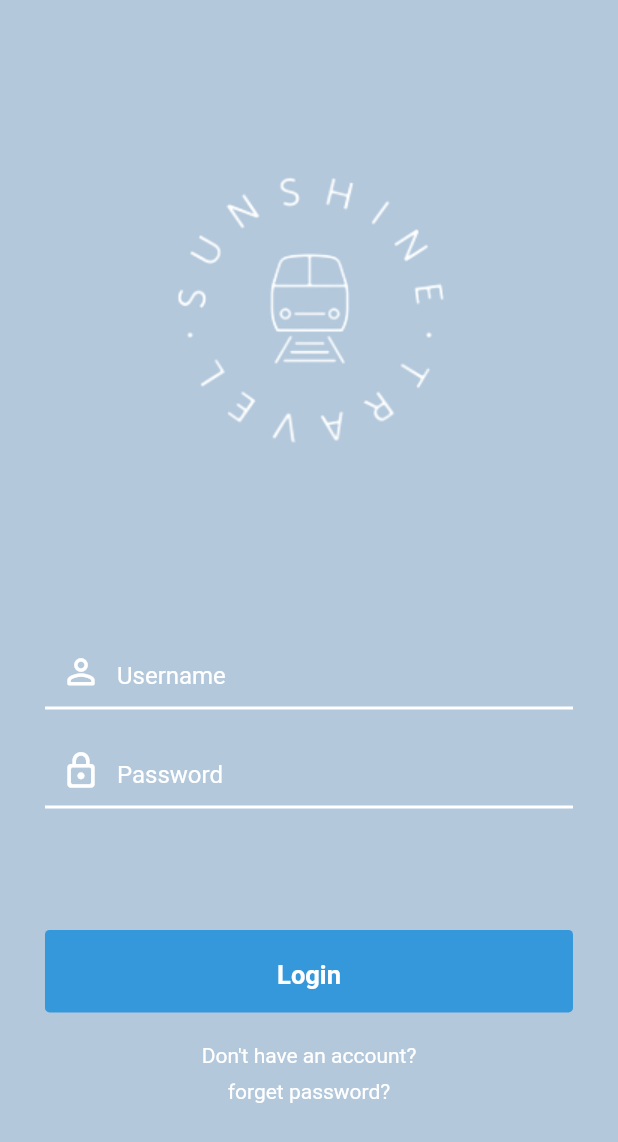
After one commit to bungearnss/travel_ui_app, a Flutter app: the LoginScreen screen opened directly, on a phone screen of 412 x 824 dp. The commit adds this screen. Shown: the top 1142 px of the screen. Run offline on Flutter 3.47's test engine with Material 2 defaults, Android fonts, the phone set to English and light mode, and no system bars.

Commit message:
Add login screen

```diff
--- a/lib/main.dart
+++ b/lib/main.dart
@@ -13,9 +13,7 @@ class MyApp extends StatelessWidget {
   Widget build(BuildContext context) {
     return MaterialApp(
       debugShowCheckedModeBanner: false,
-      title: 'Flutter Demo',
       theme: ThemeData(
-        primarySwatch: Colors.blue,
         textTheme: const TextTheme(
           displayMedium:
               TextStyle(color: Colors.white, fontSize: 17, height: 1.7),
--- /dev/null
+++ b/lib/src/components/custom_button.dart
@@ -0,0 +1,31 @@
+import 'package:flutter/material.dart';
+
+import '../utils/constants/colors.dart';
+
+class CustomButton extends StatelessWidget {
+  final String title;
+  const CustomButton({super.key, required this.title});
+
+  @override
+  Widget build(BuildContext context) {
+    final width = MediaQuery.of(context).size.width;
+    return Container(
+      alignment: Alignment.center,
+      margin: const EdgeInsets.symmetric(horizontal: 30.0),
+      width: width,
+      height: 55,
+      decoration: BoxDecoration(
+        color: AppColors.primaryColor,
+        borderRadius: BorderRadius.circular(3),
+      ),
+      child: Text(
+        title,
+        textAlign: TextAlign.center,
+        style: Theme.of(context)
+            .textTheme
+            .displayMedium!
+            .copyWith(fontWeight: FontWeight.w700),
+      ),
+    );
+  }
+}
--- /dev/null
+++ b/lib/src/screens/login_screen.dart
@@ -0,0 +1,173 @@
+import 'package:flutter/material.dart';
+import 'package:travel_ui_app/src/utils/text_utils.dart';
+
+import '../utils/constants/colors.dart';
+import '../components/custom_button.dart';
+
+class LoginScreen extends StatefulWidget {
+  const LoginScreen({super.key});
+
+  @override
+  State<LoginScreen> createState() => _LoginScreenState();
+}
+
+class _LoginScreenState extends State<LoginScreen> {
+  final TextEditingController _usernameController = TextEditingController();
+  final TextEditingController _passwordController = TextEditingController();
+  String _username = "";
+  String _password = "";
+  bool _isEditingUserDone = false;
+  bool _isEditingPassDone = false;
+
+  _onPassChanged(String type, String txt) {
+    if (type == "username") {
+      setState(() {
+        _username = txt;
+      });
+    }
+    if (type == "password") {
+      setState(() {
+        _password = txt;
+      });
+    }
+  }
+
+  @override
+  Widget build(BuildContext context) {
+    final height = MediaQuery.of(context).size.height;
+    final width = MediaQuery.of(context).size.width;
+    FocusScopeNode currentFocus = FocusScope.of(context);
+    return Scaffold(
+      body: SingleChildScrollView(
+        child: Container(
+          height: height,
+          color: AppColors.themeColor,
+          child: Column(
+            children: [
+              Align(
+                alignment: Alignment.center,
+                heightFactor: 2,
+                child: Image.asset("assets/images/logo.png"),
+              ),
+              const SizedBox(height: 10),
+              Padding(
+                padding: const EdgeInsets.symmetric(horizontal: 30.0),
+                child: TextField(
+                  controller: _usernameController,
+                  textAlignVertical: TextAlignVertical.center,
+                  keyboardType: TextInputType.text,
+                  cursorColor: AppColors.primaryColor,
+                  style: Theme.of(context)
+                      .textTheme
+                      .displayMedium!
+                      .copyWith(fontSize: 16),
+                  onChanged: (txt) {
+                    _onPassChanged("username", txt);
+                  },
+                  onEditingComplete: () {
+                    setState(() {
+                      _isEditingUserDone = true;
+                    });
+                    currentFocus.unfocus();
+                  },
+                  decoration: InputDecoration(
+                    enabledBorder: const UnderlineInputBorder(
+                      borderSide: BorderSide(color: Colors.white, width: 2),
+                    ),
+                    focusedBorder: const UnderlineInputBorder(
+                      borderSide: BorderSide(color: Colors.white, width: 2),
+                    ),
+                    prefixIcon: const Icon(
+                      Icons.person_outline_rounded,
+                      color: Colors.white,
+                      size: 27,
+                    ),
+                    suffixIcon: _username == "" || _isEditingUserDone == true
+                        ? null
+                        : IconButton(
+                            onPressed: _usernameController.clear,
+                            icon: const Icon(
+                              Icons.clear,
+                              color: Colors.white,
+                              size: 16,
+                            ),
+                          ),
+                    hintText: "Username",
+                    hintStyle:
+                        const TextStyle(color: Colors.white, fontSize: 16),
+                  ),
+                ),
+              ),
+              Padding(
+                padding:
+                    const EdgeInsets.symmetric(horizontal: 30.0, vertical: 15),
+                child: TextField(
+                  controller: _passwordController,
+                  textAlignVertical: TextAlignVertical.center,
+                  keyboardType: TextInputType.text,
+                  cursorColor: AppColors.primaryColor,
+                  style: Theme.of(context)
+                      .textTheme
+                      .displayMedium!
+                      .copyWith(fontSize: 16),
+                  onChanged: (txt) {
+                    _onPassChanged("password", txt);
+                  },
+                  onEditingComplete: () {
+                    setState(() {
+                      _isEditingPassDone = true;
+                    });
+                    currentFocus.unfocus();
+                  },
+                  decoration: InputDecoration(
+                    enabledBorder: const UnderlineInputBorder(
+                      borderSide: BorderSide(color: Colors.white, width: 2),
+                    ),
+                    focusedBorder: const UnderlineInputBorder(
+                      borderSide: BorderSide(color: Colors.white, width: 2),
+                    ),
+                    prefixIcon: const Icon(
+                      Icons.lock_outline_rounded,
+                      color: Colors.white,
+                      size: 27,
+                    ),
+                    suffixIcon: _password == "" || _isEditingPassDone == true
+                        ? null
+                        : IconButton(
+                            onPressed: _passwordController.clear,
+                            icon: const Icon(
+                              Icons.clear,
+                              color: Colors.white,
+                              size: 16,
+                            ),
+                          ),
+                    hintText: "Password",
+                    hintStyle:
+                        const TextStyle(color: Colors.white, fontSize: 16),
+                  ),
+                ),
+              ),
+              SizedBox(height: height * 0.08),
+              const CustomButton(title: "Login"),
+              const SizedBox(height: 15),
+              Text(
+                TextUtils.signUp,
+                style: Theme.of(context)
+                    .textTheme
+                    .displayMedium!
+                    .copyWith(fontSize: 14),
+              ),
+              Text(
+                TextUtils.forgetPass,
+                style: Theme.of(context)
+                    .textTheme
+                    .displayMedium!
+                    .copyWith(fontSize: 14),
+              ),
+            ],
+          ),
+        ),
+      ),
+    );
+  }
+}
--- a/lib/src/screens/onboarding_screen.dart
+++ b/lib/src/screens/onboarding_screen.dart
@@ -1,6 +1,7 @@
 import 'dart:async';
 
 import 'package:flutter/material.dart';
+import 'package:travel_ui_app/src/screens/login_screen.dart';
 
 import '../utils/text_utils.dart';
 import '../components/onboard_body.dart';
@@ -27,7 +28,6 @@ class _OnBoardingScreenState extends State<OnBoardingScreen> {
     setState(() {
       _currentPosition = _validatePosition(position.toDouble());
     });
-    print("_currentPosition: $_currentPosition");
   }
 
   @override
@@ -46,7 +46,6 @@ class _OnBoardingScreenState extends State<OnBoardingScreen> {
 
   @override
   Widget build(BuildContext context) {
-    final height = MediaQuery.of(context).size.height;
     final width = MediaQuery.of(context).size.width;
     return AnimatedSwitcher(
       duration: const Duration(milliseconds: 2000),
@@ -116,7 +115,16 @@ class _OnBoardingScreenState extends State<OnBoardingScreen> {
   }
 
   Widget showButton(double width) {
-    return Align(
+    return GestureDetector(
+      onTap: () {
+        Navigator.push(
+          context,
+          MaterialPageRoute(
+            builder: ((context) => const LoginScreen()),
+          ),
+        );
+      },
+      child: Align(
         alignment: Alignment.bottomCenter,
         child: Container(
           margin: const EdgeInsets.only(bottom: 80),
@@ -134,6 +142,7 @@ class _OnBoardingScreenState extends State<OnBoardingScreen> {
                 .copyWith(fontWeight: FontWeight.w600, height: 1),
           ),
         ),
+      ),
     );
   }
 }
--- /dev/null
+++ b/lib/src/utils/constants/colors.dart
@@ -0,0 +1,6 @@
+import 'package:flutter/material.dart';
+
+class AppColors {
+  static const Color themeColor = Color.fromRGBO(180, 200, 220, 1);
+  static const Color primaryColor = Color.fromRGBO(52, 152, 219, 1);
+}
--- a/lib/src/utils/text_utils.dart
+++ b/lib/src/utils/text_utils.dart
@@ -6,4 +6,6 @@ class TextUtils {
       "Flexibe payment : credit card and transfer";
   static const String onboarding_3 =
       "Enjoy youre travel experience without the stress of your plan. Get the world best experient according to the place you go.";
+  static const String signUp = "Don't have an account?";
+  static const String forgetPass = "forget password?";
 }
```
Lines whose indentation alone changed are shown as unchanged.
